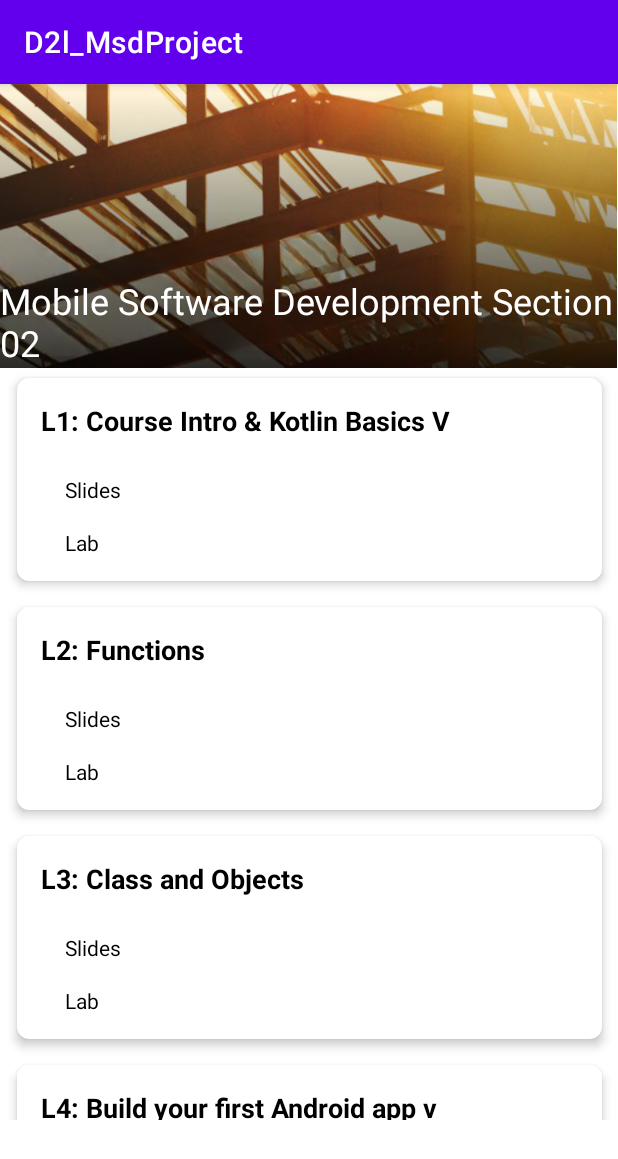
After one commit to rbillups/D2l_MsdProject, an Android app: the fragment learning_module shown on its own in the app's theme, on a phone screen of 412 x 824 dp. The commit adds this screen. Shown: the top 1159 px of the screen. Run offline under Robolectric (Android 15) with nearby library versions, the phone set to English and light mode, and no system bars.

Commit message:
-Added backend functionality to viewpager and bottomnav -Added correlated fragments xml -Added adapter for recyclerview of learning modules -created data class for modules in viewmodel

```diff
--- /dev/null
+++ b/app/src/main/java/com/example/d2l_msdproject/ui/LearningModuleViewModel.kt
@@ -0,0 +1,9 @@
+package com.example.d2l_msdproject.ui
+
+import androidx.lifecycle.ViewModel
+
+class LearningModuleViewModel : ViewModel() {
+    // TODO: Implement the ViewModel
+}
+
+data class Module(val name: String )
--- /dev/null
+++ b/app/src/main/java/com/example/d2l_msdproject/ui/StartHerreViewModel.kt
@@ -0,0 +1,7 @@
+package com.example.d2l_msdproject.ui
+
+import androidx.lifecycle.ViewModel
+
+class StartHerreViewModel : ViewModel() {
+    // TODO: Implement the ViewModel
+}
--- /dev/null
+++ b/app/src/main/java/com/example/d2l_msdproject/ui/adapters/LessonAdapter.kt
@@ -0,0 +1,39 @@
+package com.example.d2l_msdproject.ui.adapters
+
+import android.content.Context
+import android.view.LayoutInflater
+import android.view.View
+import android.view.ViewGroup
+import android.widget.TextView
+import androidx.cardview.widget.CardView
+import androidx.recyclerview.widget.RecyclerView
+import com.example.d2l_msdproject.R
+import com.example.d2l_msdproject.ui.Module
+
+class LessonAdapter(private val context: Context, private val lessons: List<Module>) :
+    RecyclerView.Adapter<LessonAdapter.LessonViewHolder>() {
+
+    override fun onCreateViewHolder(parent: ViewGroup, viewType: Int): LessonViewHolder {
+        val view =
+            LayoutInflater.from(context).inflate(R.layout.learning_module_item, parent, false)
+        return LessonViewHolder(view)
+    }
+
+    override fun onBindViewHolder(holder: LessonViewHolder, position: Int) {
+        val lesson = lessons[position]
+        holder.lessonNameTextView.text = lesson.name
+        holder.subSection1TextView.text = context.getString(R.string.slides)
+        holder.subSection2TextView.text = context.getString(R.string.lab)
+    }
+
+    override fun getItemCount(): Int {
+        return lessons.size
+    }
+
+    inner class LessonViewHolder(itemView: View) : RecyclerView.ViewHolder(itemView) {
+        val cardView: CardView = itemView.findViewById(R.id.myCardView)
+        val lessonNameTextView: TextView = itemView.findViewById(R.id.lessonName)
+        val subSection1TextView: TextView = itemView.findViewById(R.id.subSection1TextView)
+        val subSection2TextView: TextView = itemView.findViewById(R.id.subSection2TextView)
+    }
+}
--- /dev/null
+++ b/app/src/main/java/com/example/d2l_msdproject/ui/adapters/ViewPagerAdapter.kt
@@ -0,0 +1,21 @@
+package com.example.d2l_msdproject.ui.adapters
+
+import com.example.d2l_msdproject.ui.learning_module
+import com.example.d2l_msdproject.ui.startHere
+import androidx.fragment.app.Fragment
+import androidx.fragment.app.FragmentActivity
+import androidx.viewpager2.adapter.FragmentStateAdapter
+
+
+class ViewPagerAdapter(fragmentActivity: FragmentActivity) : FragmentStateAdapter(fragmentActivity) {
+
+    private val fragments: List<Fragment> = listOf(
+        startHere(),
+        learning_module()
+
+    )
+
+    override fun getItemCount(): Int = fragments.size
+
+    override fun createFragment(position: Int): Fragment = fragments[position]
+}
--- a/app/src/main/java/com/example/d2l_msdproject/ui/appMainFragment.kt
+++ b/app/src/main/java/com/example/d2l_msdproject/ui/appMainFragment.kt
@@ -10,6 +10,7 @@ import androidx.navigation.findNavController
 import androidx.viewpager2.widget.ViewPager2
 import com.example.d2l_msdproject.R
 import com.example.d2l_msdproject.databinding.FragmentAppMainBinding
+import com.example.d2l_msdproject.ui.adapters.ViewPagerAdapter
 import com.google.android.material.bottomnavigation.BottomNavigationView
 
 
@@ -30,8 +31,27 @@ class appMainFragment : Fragment() {
         inflater: LayoutInflater, container: ViewGroup?,
         savedInstanceState: Bundle?
     ): View? {
+//binding set up
         binding= FragmentAppMainBinding.inflate(inflater, container, false)
 
+        //viewpager adapter setup
+        val viewPager: ViewPager2 = binding.viewPager2
+        val bottomNavigationView: BottomNavigationView = binding.bottomNav
+
+        //attach fragment activity to adapter
+        val activity = requireActivity()
+        val viewPagerAdapter = ViewPagerAdapter(activity)
+        viewPager.adapter = viewPagerAdapter
+
+        //bottom nav on click
+        bottomNavigationView.setOnItemSelectedListener { menuItem ->
+            when (menuItem.itemId) {
+                R.id.startHereBottomNav -> viewPager.currentItem = 0
+                R.id.learningModBottomNav -> viewPager.currentItem = 1
+                R.id.profileBottomNav -> viewPager.currentItem=2
+            }
+            true
+        }
 
        return binding.root
     }
--- /dev/null
+++ b/app/src/main/java/com/example/d2l_msdproject/ui/learning_module.kt
@@ -0,0 +1,87 @@
+package com.example.d2l_msdproject.ui
+
+import androidx.lifecycle.ViewModelProvider
+import android.os.Bundle
+import androidx.fragment.app.Fragment
+import android.view.LayoutInflater
+import android.view.View
+import android.view.ViewGroup
+import androidx.recyclerview.widget.LinearLayoutManager
+import androidx.recyclerview.widget.RecyclerView
+import com.example.d2l_msdproject.R
+import com.example.d2l_msdproject.databinding.FragmentLearningModuleBinding
+import com.example.d2l_msdproject.ui.adapters.LessonAdapter
+
+class learning_module : Fragment() {
+
+    companion object {
+        fun newInstance() = learning_module()
+    }
+
+    //lateinit
+    private lateinit var viewModel: LearningModuleViewModel
+    private val modules = ArrayList<Module>()
+    private lateinit var userList: ArrayList<Module>
+    private lateinit var recv: RecyclerView
+    private lateinit var lessonAdapter: LessonAdapter
+    private lateinit var binding: FragmentLearningModuleBinding
+
+    override fun onCreateView(
+        inflater: LayoutInflater, container: ViewGroup?,
+        savedInstanceState: Bundle?
+    ): View? {
+
+        //setup binging
+        binding = FragmentLearningModuleBinding.inflate(inflater, container, false)
+        val activity = requireActivity()
+        userList = ArrayList()
+
+        //set up recycler view
+        lessonAdapter = LessonAdapter(activity, userList)
+        recv = binding.mRecycler
+        recv.layoutManager = LinearLayoutManager(requireContext())
+        recv.adapter = lessonAdapter
+
+        //load recyclerview
+        setUpModules()
+
+        return binding.root
+    }
+
+    override fun onActivityCreated(savedInstanceState: Bundle?) {
+        super.onActivityCreated(savedInstanceState)
+        viewModel = ViewModelProvider(this).get(LearningModuleViewModel::class.java)
+        // TODO: Use the ViewModel
+    }
+
+
+    fun setUpModules(){
+        //load strings for modules
+        val lessonArray = arrayOf(
+            getString(R.string.lesson1),
+            getString(R.string.lesson2),
+            getString(R.string.lesson3),
+            getString(R.string.lesson4),
+            getString(R.string.lesson5),
+            getString(R.string.lesson6),
+            getString(R.string.lesson7),
+            getString(R.string.lesson8),
+            getString(R.string.lesson9),
+            getString(R.string.lesson10),
+            getString(R.string.lesson11),
+            getString(R.string.lesson12),
+            getString(R.string.lesson13)
+        )
+
+        //populate recycler view
+        var count=0
+        for (lesson in lessonArray) {
+
+            val newModule=Module(lessonArray[count])
+            userList.add(newModule)
+            lessonAdapter.notifyDataSetChanged()
+            count++
+        }
+    }
+
+}
--- /dev/null
+++ b/app/src/main/java/com/example/d2l_msdproject/ui/startHere.kt
@@ -0,0 +1,32 @@
+package com.example.d2l_msdproject.ui
+
+import androidx.lifecycle.ViewModelProvider
+import android.os.Bundle
+import androidx.fragment.app.Fragment
+import android.view.LayoutInflater
+import android.view.View
+import android.view.ViewGroup
+import com.example.d2l_msdproject.R
+
+class startHere : Fragment() {
+
+    companion object {
+        fun newInstance() = startHere()
+    }
+
+    private lateinit var viewModel: StartHerreViewModel
+
+    override fun onCreateView(
+        inflater: LayoutInflater, container: ViewGroup?,
+        savedInstanceState: Bundle?
+    ): View? {
+        return inflater.inflate(R.layout.fragment_start_here, container, false)
+    }
+
+    override fun onActivityCreated(savedInstanceState: Bundle?) {
+        super.onActivityCreated(savedInstanceState)
+        viewModel = ViewModelProvider(this).get(StartHerreViewModel::class.java)
+        // TODO: Use the ViewModel
+    }
+
+}
--- /dev/null
+++ b/app/src/main/res/layout/fragment_learning_module.xml
@@ -0,0 +1,51 @@
+<?xml version="1.0" encoding="utf-8"?>
+<androidx.constraintlayout.widget.ConstraintLayout xmlns:android="http://schemas.android.com/apk/res/android"
+    xmlns:app="http://schemas.android.com/apk/res-auto"
+    xmlns:tools="http://schemas.android.com/tools"
+    android:id="@+id/constraintLayout"
+    android:layout_width="match_parent"
+    android:layout_height="match_parent"
+    android:orientation="vertical"
+    tools:context=".MainActivity">
+
+    <ImageView
+        android:id="@+id/imageView2"
+        android:layout_width="411dp"
+        android:layout_height="189dp"
+        android:scaleType="centerCrop"
+        app:layout_constraintEnd_toEndOf="parent"
+        app:layout_constraintHorizontal_bias="0.0"
+        app:layout_constraintStart_toStartOf="parent"
+        app:layout_constraintTop_toTopOf="parent"
+        app:srcCompat="@drawable/msd_pic" />
+
+    <TextView
+        android:id="@+id/textView"
+        android:layout_width="411dp"
+        android:layout_height="59dp"
+        android:layout_marginTop="128dp"
+        android:text="@string/string_msd"
+        android:textColor="#FFFFFF"
+        android:textSize="24sp"
+        app:layout_constraintEnd_toEndOf="parent"
+        app:layout_constraintHorizontal_bias="0.0"
+        app:layout_constraintStart_toStartOf="parent"
+        app:layout_constraintTop_toTopOf="@+id/imageView2" />
+
+    <androidx.core.widget.NestedScrollView
+        android:id="@+id/scrollView"
+        android:layout_width="403dp"
+        android:layout_height="503dp"
+        app:layout_constraintBottom_toBottomOf="parent"
+        app:layout_constraintEnd_toEndOf="parent"
+        app:layout_constraintStart_toStartOf="parent"
+        app:layout_constraintTop_toBottomOf="@+id/textView"
+        app:layout_constraintVertical_bias="0.0">
+
+        <androidx.recyclerview.widget.RecyclerView
+            android:id="@+id/mRecycler"
+            android:layout_width="match_parent"
+            android:layout_height="wrap_content" />
+    </androidx.core.widget.NestedScrollView>
+
+</androidx.constraintlayout.widget.ConstraintLayout>
--- a/app/src/main/res/layout/fragment_login.xml
+++ b/app/src/main/res/layout/fragment_login.xml
@@ -21,7 +21,7 @@
         app:layout_constraintStart_toStartOf="parent"
         app:layout_constraintTop_toTopOf="parent"
         app:layout_constraintVertical_bias="0.226"
-        android:src="@drawable/LOGO"/>
+        android:src="@drawable/logo"/>
 
 
     <Button
--- a/app/src/main/res/layout/fragment_learning.xml
+++ b/app/src/main/res/layout/fragment_start_here.xml
@@ -15,7 +15,7 @@
         android:layout_width="match_parent"
         android:layout_height="wrap_content">
         <androidx.recyclerview.widget.RecyclerView
-            android:id="@+id/mRecycler"
+            android:id="@+id/scrollView"
             android:layout_width="match_parent"
             android:layout_height="match_parent" />
     </LinearLayout>
--- a/app/src/main/res/layout/fragment_starthere.xml
+++ /dev/null
@@ -1,23 +0,0 @@
-<?xml version="1.0" encoding="utf-8"?>
-<RelativeLayout
-    xmlns:android="http://schemas.android.com/apk/res/android"
-    xmlns:app="http://schemas.android.com/apk/res-auto"
-    xmlns:tools="http://schemas.android.com/tools"
-    android:layout_width="match_parent"
-    android:layout_height="match_parent"
-    android:orientation="vertical"
-    tools:context=".MainActivity">
-
-
-
-    <LinearLayout
-        android:orientation="vertical"
-        android:layout_width="match_parent"
-        android:layout_height="wrap_content">
-        <androidx.recyclerview.widget.RecyclerView
-            android:id="@+id/mRecycler"
-            android:layout_width="match_parent"
-            android:layout_height="match_parent" />
-    </LinearLayout>
-
-</RelativeLayout>
--- /dev/null
+++ b/app/src/main/res/layout/learning_module_item.xml
@@ -0,0 +1,60 @@
+<?xml version="1.0" encoding="utf-8"?>
+<androidx.cardview.widget.CardView xmlns:android="http://schemas.android.com/apk/res/android"
+    xmlns:app="http://schemas.android.com/apk/res-auto"
+    xmlns:tools="http://schemas.android.com/tools"
+    android:id="@+id/myCardView"
+    android:layout_width="match_parent"
+    android:layout_height="wrap_content"
+    app:cardCornerRadius="8dp"
+    app:cardElevation="4dp"
+    app:cardUseCompatPadding="true">
+
+    <LinearLayout
+        android:orientation="vertical"
+        android:layout_width="match_parent"
+        android:layout_height="wrap_content">
+
+        <!-- Main Header TextView -->
+        <TextView
+            android:id="@+id/lessonName"
+            android:layout_width="match_parent"
+            android:layout_height="wrap_content"
+            android:text="@string/Lesson"
+            android:textSize="18sp"
+            android:textStyle="bold"
+            android:textColor="@android:color/black"
+            android:paddingStart="16dp"
+            android:paddingEnd="16dp"
+            android:paddingTop="16dp"
+            android:paddingBottom="16dp" />
+
+        <!-- First Sub-section TextView -->
+        <TextView
+            android:id="@+id/subSection1TextView"
+            android:layout_width="match_parent"
+            android:layout_height="wrap_content"
+            android:text="@string/slides"
+            android:textSize="14sp"
+            android:textColor="@android:color/black"
+            android:paddingStart="32dp"
+            android:paddingEnd="16dp"
+            android:paddingTop="8dp"
+            android:clickable="true"
+            android:paddingBottom="8dp" />
+
+        <!-- Second Sub-section TextView -->
+        <TextView
+            android:id="@+id/subSection2TextView"
+            android:layout_width="match_parent"
+            android:layout_height="wrap_content"
+            android:text="@string/lab"
+            android:textSize="14sp"
+            android:textColor="@android:color/black"
+            android:paddingStart="32dp"
+            android:paddingEnd="16dp"
+            android:paddingTop="8dp"
+            android:clickable="true"
+            android:paddingBottom="16dp" />
+
+    </LinearLayout>
+</androidx.cardview.widget.CardView>
--- a/app/src/main/res/menu/my_navigation_items.xml
+++ b/app/src/main/res/menu/my_navigation_items.xml
@@ -2,11 +2,11 @@
 <menu xmlns:android="http://schemas.android.com/apk/res/android">
 
     <item
-        android:id="@+id/listBottomNav"
+        android:id="@+id/startHereBottomNav"
         android:title="@string/start_here"/>
 <!--        android:icon="@drawable/"-->
     <item
-        android:id="@+id/groupBottomNav"
+        android:id="@+id/learningModBottomNav"
         android:title="@string/learning_modules"
         android:icon="@drawable/learning"/>
 
--- a/app/src/main/res/values/strings.xml
+++ b/app/src/main/res/values/strings.xml
@@ -15,4 +15,22 @@
     <string name="updateInformation">Update Information</string>
     <string name="logout">Logout</string>
     <string name="changeImage">Change Image</string>
+    <string name="Lesson">Lesson</string>
+    <string name="slides">Slides</string>
+    <string name="lab">Lab</string>
+
+    <string name="lesson1">L1: Course Intro &amp; Kotlin Basics V</string>
+    <string name="lesson2">L2: Functions</string>
+    <string name="lesson3">L3: Class and Objects</string>
+    <string name="lesson4">L4: Build your first Android app v</string>
+    <string name="lesson5">L5: Layouts</string>
+    <string name="lesson6">L6: App Navigation</string>
+    <string name="lesson7">L7: Activity and Fragment Lifecycle</string>
+    <string name="lesson8">L8: App Architecture (UI Layer)</string>
+    <string name="lesson9">L9: App Architecture (Persistence Layer)</string>
+    <string name="lesson10">L10: Advanced RecyclerView use cases</string>
+    <string name="lesson11">L11: Connect to the Internet</string>
+    <string name="lesson12">L12: Repository pattern and WorkManager</string>
+    <string name="lesson13">L13: App UI Design</string>
+    <string name="string_msd">Mobile Software Development Section 02</string>
 </resources>
```
Also changed, not shown: app/src/main/res/drawable/logo.png (renamed from app/src/main/res/drawable/LOGO.png), app/src/main/res/drawable/msd_pic.png (added).
